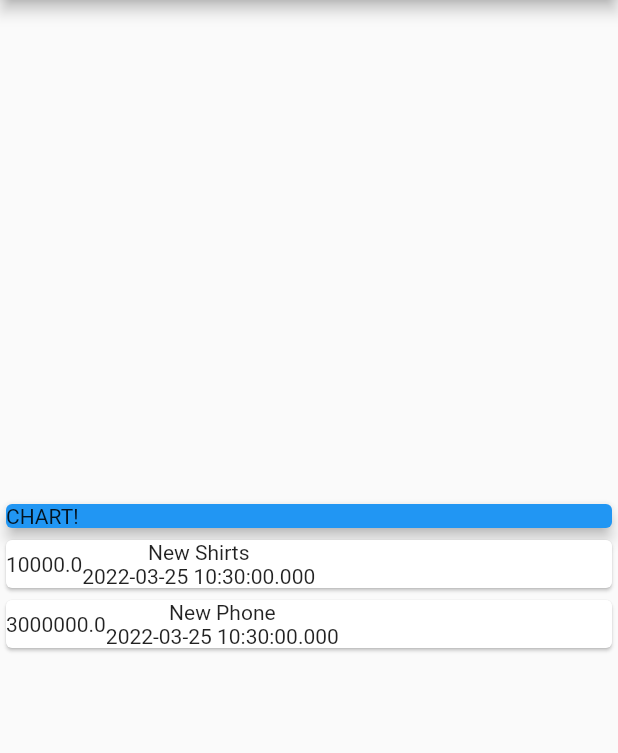
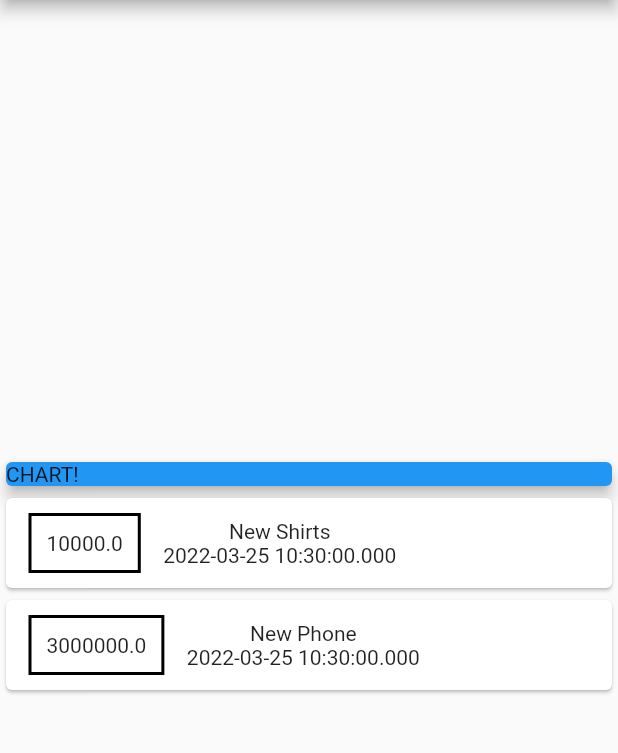
Before and after one commit to naufalakmal/expense_planner, a Flutter app: the screen it shows after launch, on a phone screen of 412 x 824 dp, the part 84-837 px from its top. Run offline on Flutter 3.47's test engine with Material 2 defaults, Android fonts, the phone set to English and light mode, and no system bars.

Commit message:
Styling a Container

```diff
--- a/lib/main.dart
+++ b/lib/main.dart
@@ -48,14 +48,25 @@ class MyApp extends StatelessWidget {
                   child: Row(
                     children: [
                       Container(
+                        margin:
+                            EdgeInsets.symmetric(vertical: 10, horizontal: 15),
+                        decoration: BoxDecoration(
+                          border: Border.all(
+                            color: Colors.black,
+                            width: 2,
+                          ),
+                        ),
+                        padding: EdgeInsets.all(10),
                         child: Text(
                           tx.amount.toString(),
                         ),
                       ),
-                      Column(children: [
-                        Text(tx.title),
-                        Text(tx.date.toString()),
-                      ],)
+                      Column(
+                        children: [
+                          Text(tx.title),
+                          Text(tx.date.toString()),
+                        ],
+                      )
                     ],
                   ),
                 );
```
